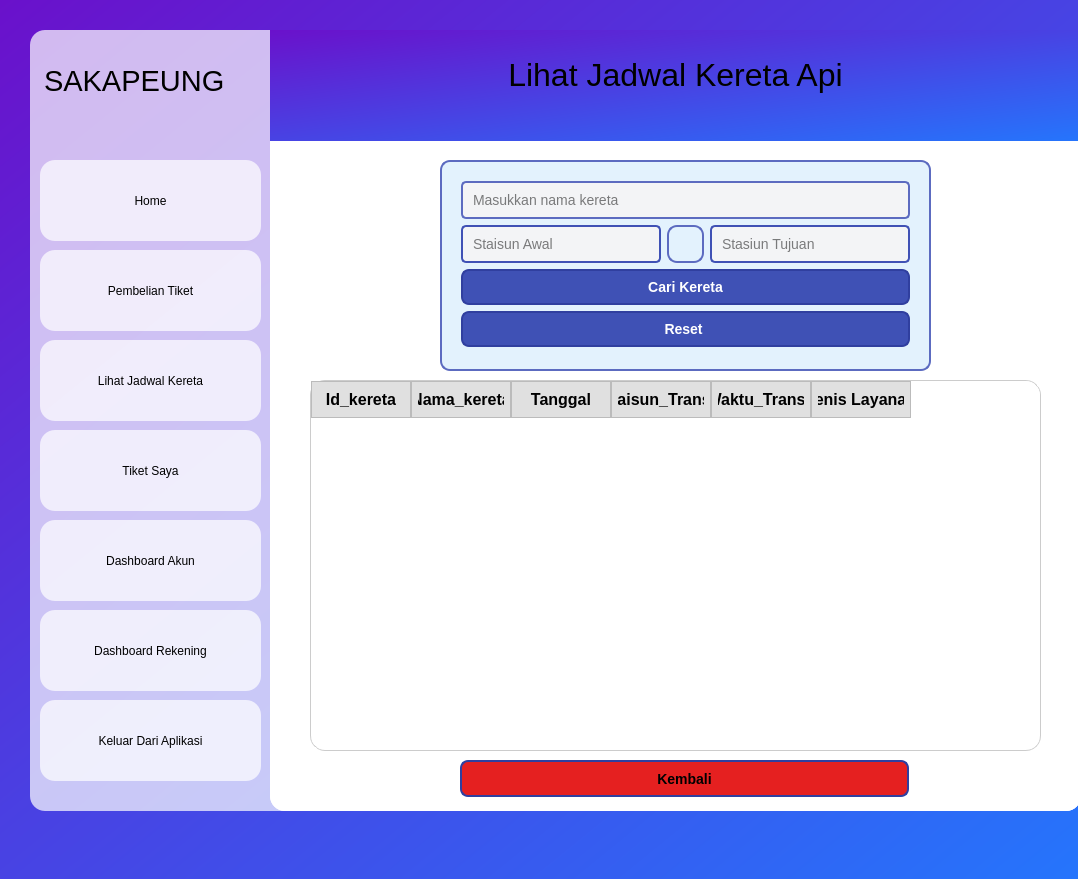
Above: ui/dashboard_lihatJadwalKereta.ui from afrzchrs/Kelompok-5_SAKAPEUNG before the change. Below: the same form after it.
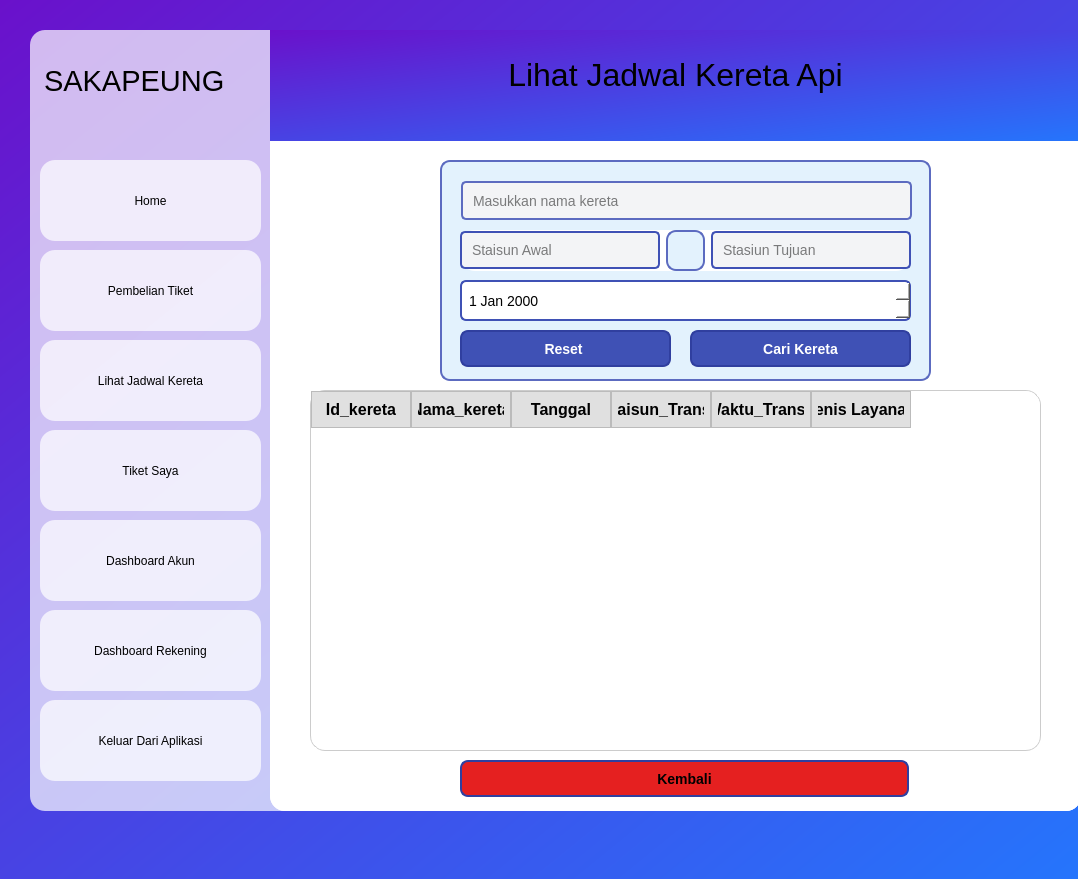
That is the form after the change. Icons and pictures are not drawn.

The edit to the form file:
```diff
--- a/ui/dashboard_lihatJadwalKereta.ui
+++ b/ui/dashboard_lihatJadwalKereta.ui
@@ -192,7 +192,7 @@
          <x>170</x>
          <y>130</y>
          <width>491</width>
-         <height>211</height>
+         <height>221</height>
         </rect>
        </property>
        <property name="styleSheet">
@@ -216,9 +216,15 @@
 }
 </string>
        </property>
-       <layout class="QVBoxLayout" name="verticalLayout_2">
-        <item>
          <widget class="QLineEdit" name="input_nama_kereta_2">
+        <property name="geometry">
+         <rect>
+          <x>21</x>
+          <y>21</y>
+          <width>451</width>
+          <height>39</height>
+         </rect>
+        </property>
           <property name="styleSheet">
            <string notr="true">QLineEdit {
     font-size: 14px;
@@ -242,8 +248,130 @@
            <string>Masukkan nama kereta</string>
           </property>
          </widget>
-        </item>
-        <item>
+       <widget class="QPushButton" name="tombo_search_2">
+        <property name="geometry">
+         <rect>
+          <x>250</x>
+          <y>170</y>
+          <width>221</width>
+          <height>37</height>
+         </rect>
+        </property>
+        <property name="layoutDirection">
+         <enum>Qt::LeftToRight</enum>
+        </property>
+        <property name="styleSheet">
+         <string notr="true">QPushButton {
+    background-color: #3F51B5; /* Warna biru */
+    color: white; /* Warna teks putih */
+    font-size: 14px;
+    font-weight: bold;
+    border: 2px solid #303F9F; /* Border biru tua */
+    border-radius: 8px; /* Membuat sudut tombol membulat */
+    padding: 8px 15px; /* Jarak dalam tombol */
+}
+
+QPushButton:hover {
+    background-color: #303F9F; /* Warna lebih gelap saat hover */
+    border: 2px solid #1A237E;
+}
+
+QPushButton:pressed {
+    background-color: #1A237E; /* Warna lebih gelap saat ditekan */
+    border: 2px solid #000051;
+}
+</string>
+        </property>
+        <property name="text">
+         <string>Cari Kereta</string>
+        </property>
+       </widget>
+       <widget class="QPushButton" name="tombo_search_3">
+        <property name="geometry">
+         <rect>
+          <x>20</x>
+          <y>170</y>
+          <width>211</width>
+          <height>37</height>
+         </rect>
+        </property>
+        <property name="layoutDirection">
+         <enum>Qt::LeftToRight</enum>
+        </property>
+        <property name="styleSheet">
+         <string notr="true">QPushButton {
+    background-color: #3F51B5; /* Warna biru */
+    color: white; /* Warna teks putih */
+    font-size: 14px;
+    font-weight: bold;
+    border: 2px solid #303F9F; /* Border biru tua */
+    border-radius: 8px; /* Membuat sudut tombol membulat */
+    padding: 8px 15px; /* Jarak dalam tombol */
+}
+
+QPushButton:hover {
+    background-color: #303F9F; /* Warna lebih gelap saat hover */
+    border: 2px solid #1A237E;
+}
+
+QPushButton:pressed {
+    background-color: #1A237E; /* Warna lebih gelap saat ditekan */
+    border: 2px solid #000051;
+}
+</string>
+        </property>
+        <property name="text">
+         <string>Reset </string>
+        </property>
+       </widget>
+       <widget class="QDateEdit" name="dateEdit_lihat_jadwal_kereta">
+        <property name="geometry">
+         <rect>
+          <x>20</x>
+          <y>120</y>
+          <width>451</width>
+          <height>41</height>
+         </rect>
+        </property>
+        <property name="styleSheet">
+         <string notr="true">/* Styling untuk QDateEdit */
+QDateEdit {
+    background-color: #FFFFFF; /* Warna latar belakang */
+    border: 2px solid #3F51B5; /* Warna border */
+    border-radius: 6px; /* Membuat sudut melengkung */
+    padding: 5px; /* Memberikan jarak dalam */
+    color: #000000; /* Warna teks */
+    font-size: 14px; /* Ukuran font */
+}
+
+/* Styling tombol dropdown QDateEdit */
+QDateEdit::drop-down {
+    border: none;
+    background-color: #F3F4F6; /* Warna latar */
+    width: 20px;
+    subcontrol-origin: padding;
+    subcontrol-position: right;
+    border-top-right-radius: 6px;
+    border-bottom-right-radius: 6px;
+}
+
+/* Styling ikon panah dalam tombol dropdown */
+QDateEdit::down-arrow {
+    image: url(:/icons/down-arrow.png); /* Ganti dengan ikon panah yang sesuai */
+    width: 12px;
+    height: 12px;
+}</string>
+        </property>
+       </widget>
+       <widget class="QWidget" name="layoutWidget">
+        <property name="geometry">
+         <rect>
+          <x>20</x>
+          <y>70</y>
+          <width>451</width>
+          <height>41</height>
+         </rect>
+        </property>
          <layout class="QHBoxLayout" name="horizontalLayout_3">
           <property name="leftMargin">
            <number>0</number>
@@ -351,80 +479,15 @@
            </widget>
           </item>
          </layout>
-        </item>
-        <item>
-         <widget class="QPushButton" name="tombo_search_2">
-          <property name="layoutDirection">
-           <enum>Qt::LeftToRight</enum>
-          </property>
-          <property name="styleSheet">
-           <string notr="true">QPushButton {
-    background-color: #3F51B5; /* Warna biru */
-    color: white; /* Warna teks putih */
-    font-size: 14px;
-    font-weight: bold;
-    border: 2px solid #303F9F; /* Border biru tua */
-    border-radius: 8px; /* Membuat sudut tombol membulat */
-    padding: 8px 15px; /* Jarak dalam tombol */
-}
-
-QPushButton:hover {
-    background-color: #303F9F; /* Warna lebih gelap saat hover */
-    border: 2px solid #1A237E;
-}
-
-QPushButton:pressed {
-    background-color: #1A237E; /* Warna lebih gelap saat ditekan */
-    border: 2px solid #000051;
-}
-</string>
-          </property>
-          <property name="text">
-           <string>Cari Kereta</string>
-          </property>
-         </widget>
-        </item>
-        <item>
-         <widget class="QPushButton" name="tombo_search_3">
-          <property name="layoutDirection">
-           <enum>Qt::LeftToRight</enum>
-          </property>
-          <property name="styleSheet">
-           <string notr="true">QPushButton {
-    background-color: #3F51B5; /* Warna biru */
-    color: white; /* Warna teks putih */
-    font-size: 14px;
-    font-weight: bold;
-    border: 2px solid #303F9F; /* Border biru tua */
-    border-radius: 8px; /* Membuat sudut tombol membulat */
-    padding: 8px 15px; /* Jarak dalam tombol */
-}
-
-QPushButton:hover {
-    background-color: #303F9F; /* Warna lebih gelap saat hover */
-    border: 2px solid #1A237E;
-}
-
-QPushButton:pressed {
-    background-color: #1A237E; /* Warna lebih gelap saat ditekan */
-    border: 2px solid #000051;
-}
-</string>
-          </property>
-          <property name="text">
-           <string>Reset </string>
-          </property>
-         </widget>
-        </item>
-       </layout>
+       </widget>
       </widget>
       <widget class="QTableWidget" name="tableWidget">
        <property name="geometry">
         <rect>
          <x>40</x>
-         <y>350</y>
+         <y>360</y>
          <width>731</width>
-         <height>371</height>
+         <height>361</height>
         </rect>
        </property>
        <property name="styleSheet">
```
Lines whose indentation alone changed are shown as unchanged.
